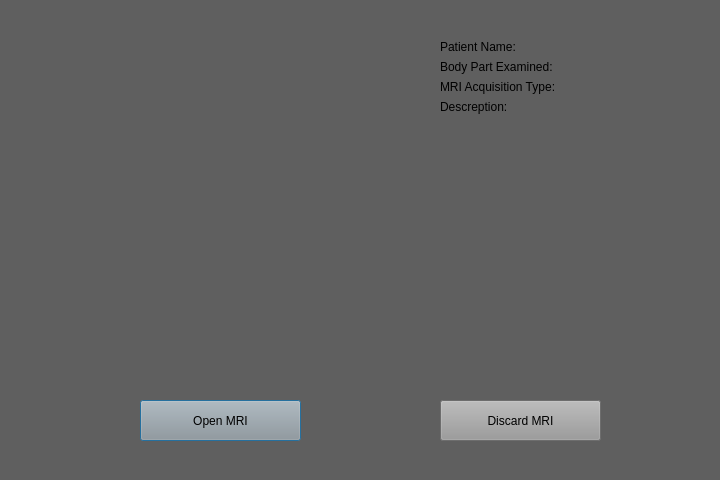
Old version of the form software_1/qt.ui/preview.ui in the repository MarcioCamposJr/EasyqMR.
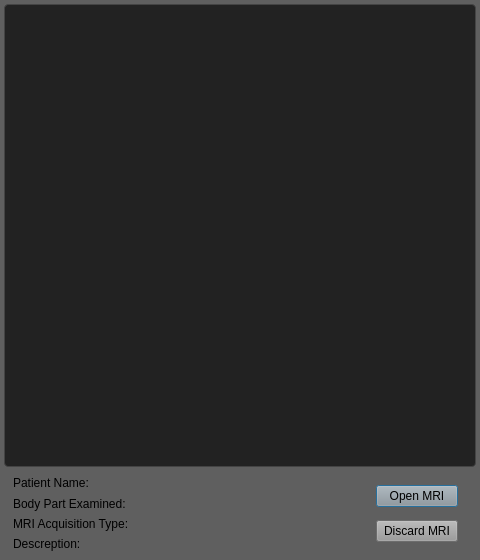
New version of the form.

Patch:
```diff
--- a/software_1/qt.ui/preview.ui
+++ b/software_1/qt.ui/preview.ui
@@ -6,8 +6,8 @@
    <rect>
     <x>0</x>
     <y>0</y>
-    <width>720</width>
-    <height>480</height>
+    <width>480</width>
+    <height>560</height>
    </rect>
   </property>
   <property name="windowTitle">
@@ -16,56 +16,67 @@
   <property name="styleSheet">
    <string notr="true">background-color: rgb(95, 95, 95);</string>
   </property>
-  <widget class="QPushButton" name="Open">
-   <property name="geometry">
-    <rect>
-     <x>140</x>
-     <y>400</y>
-     <width>161</width>
-     <height>41</height>
-    </rect>
+  <layout class="QVBoxLayout" name="verticalLayout_2">
+   <property name="spacing">
+    <number>0</number>
    </property>
-   <property name="styleSheet">
-    <string notr="true">background-color: rgb(153, 153, 153);</string>
+   <property name="leftMargin">
+    <number>0</number>
    </property>
-   <property name="text">
-    <string>Open MRI</string>
+   <property name="topMargin">
+    <number>2</number>
    </property>
-  </widget>
-  <widget class="QPushButton" name="Discard">
-   <property name="geometry">
-    <rect>
-     <x>440</x>
-     <y>400</y>
-     <width>161</width>
-     <height>41</height>
-    </rect>
+   <property name="rightMargin">
+    <number>0</number>
    </property>
-   <property name="styleSheet">
-    <string notr="true">background-color: rgb(153, 153, 153);</string>
+   <property name="bottomMargin">
+    <number>0</number>
    </property>
-   <property name="text">
-    <string>Discard MRI</string>
-   </property>
-  </widget>
+   <item>
+    <widget class="QWidget" name="widget" native="true">
+     <layout class="QVBoxLayout" name="verticalLayout">
+      <property name="spacing">
+       <number>0</number>
+      </property>
+      <property name="leftMargin">
+       <number>4</number>
+      </property>
+      <property name="topMargin">
+       <number>2</number>
+      </property>
+      <property name="rightMargin">
+       <number>4</number>
+      </property>
+      <property name="bottomMargin">
+       <number>0</number>
+      </property>
+      <item>
   <widget class="QLabel" name="prev">
-   <property name="geometry">
-    <rect>
-     <x>60</x>
-     <y>40</y>
-     <width>331</width>
-     <height>331</height>
-    </rect>
-   </property>
    <property name="sizePolicy">
     <sizepolicy hsizetype="Preferred" vsizetype="Preferred">
-     <horstretch>0</horstretch>
-     <verstretch>0</verstretch>
+          <horstretch>12</horstretch>
+          <verstretch>15</verstretch>
     </sizepolicy>
    </property>
    <property name="layoutDirection">
     <enum>Qt::LeftToRight</enum>
    </property>
+        <property name="styleSheet">
+         <string notr="true">QLabel {
+  background-color: #222;
+  color: #fff;
+  border: 1px solid #444;
+  border-radius: 4px;
+  padding: 10px;
+  font-size: 12px;
+  font-family: sans-serif;
+  text-align: center;
+}
+
+QLabel:hover {
+  background-color: #333;
+}</string>
+        </property>
    <property name="frameShape">
     <enum>QFrame::NoFrame</enum>
    </property>
@@ -79,87 +90,136 @@
     <set>Qt::AlignCenter</set>
    </property>
   </widget>
-  <widget class="QWidget" name="gridLayoutWidget">
-   <property name="geometry">
-    <rect>
-     <x>440</x>
-     <y>40</y>
-     <width>261</width>
-     <height>311</height>
-    </rect>
-   </property>
-   <layout class="QGridLayout" name="gridLayout_4">
-    <item row="1" column="1">
-     <widget class="QLabel" name="BodyPartExamined">
+      </item>
+      <item>
+       <widget class="QWidget" name="widget_3" native="true">
+        <property name="sizePolicy">
+         <sizepolicy hsizetype="Preferred" vsizetype="Preferred">
+          <horstretch>0</horstretch>
+          <verstretch>3</verstretch>
+         </sizepolicy>
+        </property>
+        <layout class="QGridLayout" name="gridLayout">
+         <item row="2" column="4" rowspan="4">
+          <widget class="QWidget" name="widget_2" native="true">
+           <property name="sizePolicy">
+            <sizepolicy hsizetype="Preferred" vsizetype="Preferred">
+             <horstretch>2</horstretch>
+             <verstretch>1</verstretch>
+            </sizepolicy>
+           </property>
+           <layout class="QVBoxLayout" name="verticalLayout_3">
+            <property name="spacing">
+             <number>13</number>
+            </property>
+            <item>
+             <widget class="QPushButton" name="Open">
+              <property name="styleSheet">
+               <string notr="true">background-color: rgb(153, 153, 153);</string>
+              </property>
       <property name="text">
-       <string/>
-      </property>
+               <string>Open MRI</string>
+              </property>
+             </widget>
+            </item>
+            <item>
+             <widget class="QPushButton" name="Discard">
+              <property name="styleSheet">
+               <string notr="true">background-color: rgb(153, 153, 153);</string>
+              </property>
+              <property name="text">
+               <string>Discard MRI</string>
+              </property>
+             </widget>
+            </item>
+           </layout>
      </widget>
     </item>
     <item row="2" column="0">
-     <widget class="QLabel" name="label_6">
-      <property name="text">
-       <string>MRI Acquisition Type:</string>
-      </property>
-     </widget>
-    </item>
-    <item row="0" column="1">
-     <widget class="QLabel" name="PatientName">
-      <property name="text">
-       <string/>
-      </property>
-     </widget>
-    </item>
-    <item row="0" column="0">
      <widget class="QLabel" name="label_2">
       <property name="text">
        <string>Patient Name:</string>
       </property>
      </widget>
     </item>
-    <item row="2" column="1">
-     <widget class="QLabel" name="MRAcquisitionType">
+         <item row="2" column="2">
+          <widget class="QLabel" name="PatientName">
+           <property name="sizePolicy">
+            <sizepolicy hsizetype="Preferred" vsizetype="Preferred">
+             <horstretch>3</horstretch>
+             <verstretch>0</verstretch>
+            </sizepolicy>
+           </property>
       <property name="text">
        <string/>
       </property>
      </widget>
     </item>
-    <item row="3" column="1">
-     <widget class="QLabel" name="SeriesDescription">
+         <item row="3" column="2">
+          <widget class="QLabel" name="BodyPartExamined">
       <property name="text">
        <string/>
       </property>
      </widget>
     </item>
     <item row="3" column="0">
-     <widget class="QLabel" name="label_8">
-      <property name="text">
-       <string>Descreption:</string>
-      </property>
-     </widget>
-    </item>
-    <item row="1" column="0">
      <widget class="QLabel" name="label_4">
       <property name="text">
        <string>Body Part Examined:</string>
       </property>
      </widget>
     </item>
-    <item row="4" column="1">
-     <spacer name="verticalSpacer">
+         <item row="4" column="0">
+          <widget class="QLabel" name="label_6">
+           <property name="text">
+            <string>MRI Acquisition Type:</string>
+           </property>
+          </widget>
+         </item>
+         <item row="5" column="0">
+          <widget class="QLabel" name="label_8">
+           <property name="text">
+            <string>Descreption:</string>
+           </property>
+          </widget>
+         </item>
+         <item row="5" column="2">
+          <widget class="QLabel" name="SeriesDescription">
+           <property name="text">
+            <string/>
+           </property>
+          </widget>
+         </item>
+         <item row="4" column="2">
+          <widget class="QLabel" name="MRAcquisitionType">
+           <property name="text">
+            <string/>
+           </property>
+          </widget>
+         </item>
+         <item row="2" column="3">
+          <spacer name="horizontalSpacer">
       <property name="orientation">
-       <enum>Qt::Vertical</enum>
+            <enum>Qt::Horizontal</enum>
+           </property>
+           <property name="sizeType">
+            <enum>QSizePolicy::Fixed</enum>
       </property>
       <property name="sizeHint" stdset="0">
        <size>
-        <width>9</width>
-        <height>26</height>
+             <width>77</width>
+             <height>1</height>
        </size>
       </property>
      </spacer>
     </item>
    </layout>
   </widget>
+      </item>
+     </layout>
+    </widget>
+   </item>
+  </layout>
  </widget>
  <resources/>
  <connections/>
```
Left out of the diff: 3 changed lines with no effect on the pictures. Lines whose indentation alone changed are shown as unchanged.
